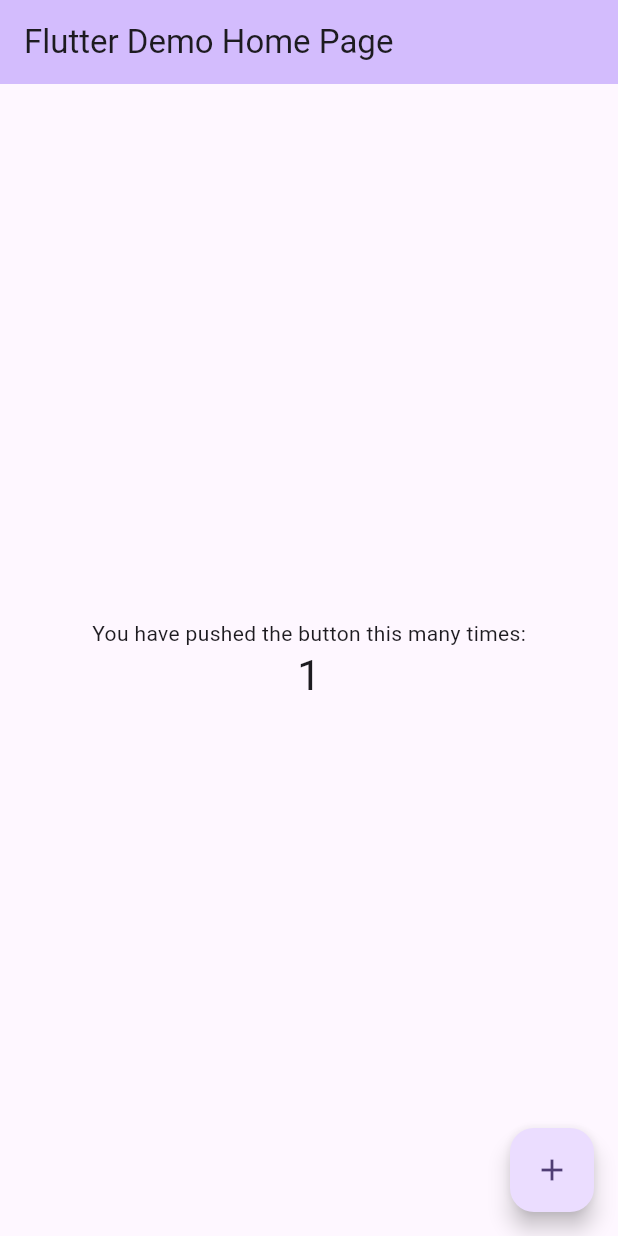
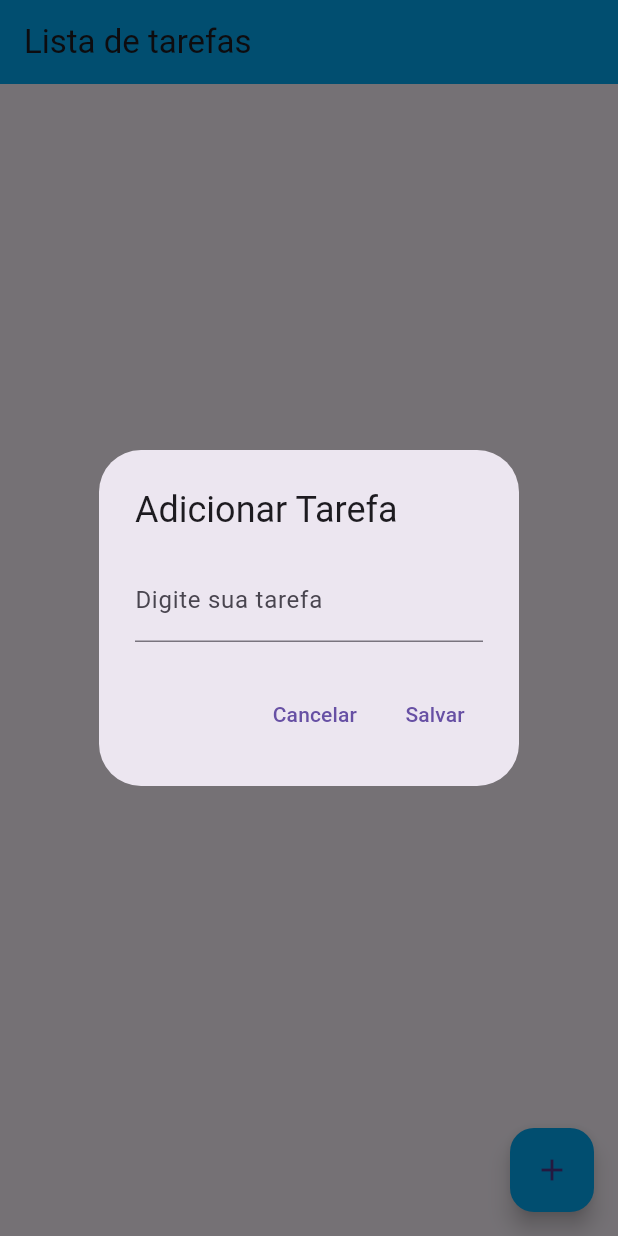
Before and after one commit to ConradoMaia/task-list, a Flutter app: the screen it shows after launch, after a tap on the "add" icon, on a phone screen of 412 x 824 dp. Run offline on Flutter 3.47's test engine with Material 3 defaults, Android fonts, the phone set to English and light mode, and no system bars.

```diff
--- /dev/null
+++ b/lib/Home.dart
@@ -0,0 +1,185 @@
+import 'package:flutter/material.dart';
+import 'package:path_provider/path_provider.dart';
+import 'dart:io';
+import 'dart:async';
+import 'dart:convert';
+
+class Home extends StatefulWidget {
+  @override
+  _HomeState createState() => _HomeState();
+}
+
+class _HomeState extends State<Home> {
+
+  List _listaTarefas = [];
+  TextEditingController _controllerTarefa = TextEditingController();
+
+  Future<File> _getFile() async {
+
+    final diretorio = await getApplicationDocumentsDirectory();
+    return File( "${diretorio.path}/dados.json" );
+
+  }
+
+  _salvarTarefa(){
+
+    String textoDigitado = _controllerTarefa.text;
+
+    Map<String, dynamic> tarefa = Map();
+    tarefa["titulo"] = textoDigitado;
+    tarefa["realizada"] = false;
+
+    setState(() {
+      _listaTarefas.add( tarefa );
+    });
+    _salvarArquivo();
+
+    _controllerTarefa.text = "";
+
+  }
+
+  _salvarArquivo() async {
+
+    var arquivo = await _getFile();
+
+    String dados = json.encode( _listaTarefas );
+    arquivo.writeAsString( dados );
+
+  }
+
+  _lerArquivo() async {
+
+    try{
+
+      final arquivo = await _getFile();
+      return arquivo.readAsString();
+
+    }catch(e){
+      return null;
+    }
+
+  }
+
+  @override
+  void initState() {
+    super.initState();
+
+    _lerArquivo().then( (dados){
+      setState(() {
+        _listaTarefas = json.decode(dados);
+      });
+    } );
+
+  }
+
+  Widget criarItemLista(context, index){
+
+
+    return Dismissible(
+        key: Key( DateTime.now().millisecondsSinceEpoch.toString() ),
+        direction: DismissDirection.endToStart,
+        onDismissed: (direction){
+
+          //Remove item da lista
+          _listaTarefas.removeAt(index);
+          _salvarArquivo();
+
+          ScaffoldMessenger.of(context).showSnackBar;
+        },
+        background: Container(
+          color: Colors.red,
+          padding: const EdgeInsets.all(16),
+          child: const Row(
+            mainAxisAlignment: MainAxisAlignment.end,
+            children: <Widget>[
+              Icon(
+                Icons.delete,
+                color: Colors.white,
+              )
+            ],
+          ),
+        ),
+        child: CheckboxListTile(
+          title: Text( _listaTarefas[index]['titulo'] ),
+          value: _listaTarefas[index]['realizada'],
+          onChanged: (valorAlterado){
+
+            setState(() {
+              _listaTarefas[index]['realizada'] = valorAlterado;
+            });
+
+            _salvarArquivo();
+
+          },
+        )
+    );
+
+  }
+
+
+  @override
+  Widget build(BuildContext context) {
+
+    //_salvarArquivo();
+    //print("itens: " + DateTime.now().millisecondsSinceEpoch.toString() );
+
+    return Scaffold(
+      appBar: AppBar(
+        title: const Text("Lista de tarefas"),
+        backgroundColor: Colors.lightBlue,
+      ),
+      floatingActionButtonLocation: FloatingActionButtonLocation.endFloat,
+      floatingActionButton: FloatingActionButton(
+          backgroundColor: Colors.lightBlue,
+          onPressed: (){
+
+            showDialog(
+                context: context,
+              builder: (context){
+
+                  return AlertDialog(
+                    title: Text("Adicionar Tarefa"),
+                    content: TextField(
+                      controller: _controllerTarefa,
+                      decoration: const InputDecoration(
+                        labelText: "Digite sua tarefa"
+                      ),
+                      onChanged: (text){
+
+                      },
+                    ),
+                    actions: <Widget>[
+                      TextButton(
+                        child: const Text("Cancelar"),
+                        onPressed: () => Navigator.pop(context) ,
+                      ),
+                      TextButton(
+                        child: const Text("Salvar"),
+                        onPressed: (){
+                          //salvar
+                          _salvarTarefa();
+                          Navigator.pop(context);
+                        },
+                      )
+                    ],
+                  );
+
+              }
+            );
+
+          },
+          child: const Icon(Icons.add)
+      ),
+      body: Column(
+        children: <Widget>[
+          Expanded(
+            child: ListView.builder(
+              itemCount: _listaTarefas.length,
+                itemBuilder: criarItemLista
+            ),
+          )
+        ],
+      ),
+    );
+  }
+}
--- a/lib/main.dart
+++ b/lib/main.dart
@@ -1,125 +1,7 @@
 import 'package:flutter/material.dart';
+import 'Home.dart';
 
-void main() {
-  runApp(const MyApp());
-}
-
-class MyApp extends StatelessWidget {
-  const MyApp({super.key});
-
-  // This widget is the root of your application.
-  @override
-  Widget build(BuildContext context) {
-    return MaterialApp(
-      title: 'Flutter Demo',
-      theme: ThemeData(
-        // This is the theme of your application.
-        //
-        // TRY THIS: Try running your application with "flutter run". You'll see
-        // the application has a purple toolbar. Then, without quitting the app,
-        // try changing the seedColor in the colorScheme below to Colors.green
-        // and then invoke "hot reload" (save your changes or press the "hot
-        // reload" button in a Flutter-supported IDE, or press "r" if you used
-        // the command line to start the app).
-        //
-        // Notice that the counter didn't reset back to zero; the application
-        // state is not lost during the reload. To reset the state, use hot
-        // restart instead.
-        //
-        // This works for code too, not just values: Most code changes can be
-        // tested with just a hot reload.
-        colorScheme: ColorScheme.fromSeed(seedColor: Colors.deepPurple),
-        useMaterial3: true,
-      ),
-      home: const MyHomePage(title: 'Flutter Demo Home Page'),
-    );
-  }
-}
-
-class MyHomePage extends StatefulWidget {
-  const MyHomePage({super.key, required this.title});
-
-  // This widget is the home page of your application. It is stateful, meaning
-  // that it has a State object (defined below) that contains fields that affect
-  // how it looks.
-
-  // This class is the configuration for the state. It holds the values (in this
-  // case the title) provided by the parent (in this case the App widget) and
-  // used by the build method of the State. Fields in a Widget subclass are
-  // always marked "final".
-
-  final String title;
-
-  @override
-  State<MyHomePage> createState() => _MyHomePageState();
-}
-
-class _MyHomePageState extends State<MyHomePage> {
-  int _counter = 0;
-
-  void _incrementCounter() {
-    setState(() {
-      // This call to setState tells the Flutter framework that something has
-      // changed in this State, which causes it to rerun the build method below
-      // so that the display can reflect the updated values. If we changed
-      // _counter without calling setState(), then the build method would not be
-      // called again, and so nothing would appear to happen.
-      _counter++;
-    });
-  }
-
-  @override
-  Widget build(BuildContext context) {
-    // This method is rerun every time setState is called, for instance as done
-    // by the _incrementCounter method above.
-    //
-    // The Flutter framework has been optimized to make rerunning build methods
-    // fast, so that you can just rebuild anything that needs updating rather
-    // than having to individually change instances of widgets.
-    return Scaffold(
-      appBar: AppBar(
-        // TRY THIS: Try changing the color here to a specific color (to
-        // Colors.amber, perhaps?) and trigger a hot reload to see the AppBar
-        // change color while the other colors stay the same.
-        backgroundColor: Theme.of(context).colorScheme.inversePrimary,
-        // Here we take the value from the MyHomePage object that was created by
-        // the App.build method, and use it to set our appbar title.
-        title: Text(widget.title),
-      ),
-      body: Center(
-        // Center is a layout widget. It takes a single child and positions it
-        // in the middle of the parent.
-        child: Column(
-          // Column is also a layout widget. It takes a list of children and
-          // arranges them vertically. By default, it sizes itself to fit its
-          // children horizontally, and tries to be as tall as its parent.
-          //
-          // Column has various properties to control how it sizes itself and
-          // how it positions its children. Here we use mainAxisAlignment to
-          // center the children vertically; the main axis here is the vertical
-          // axis because Columns are vertical (the cross axis would be
-          // horizontal).
-          //
-          // TRY THIS: Invoke "debug painting" (choose the "Toggle Debug Paint"
-          // action in the IDE, or press "p" in the console), to see the
-          // wireframe for each widget.
-          mainAxisAlignment: MainAxisAlignment.center,
-          children: <Widget>[
-            const Text(
-              'You have pushed the button this many times:',
-            ),
-            Text(
-              '$_counter',
-              style: Theme.of(context).textTheme.headlineMedium,
-            ),
-          ],
-        ),
-      ),
-      floatingActionButton: FloatingActionButton(
-        onPressed: _incrementCounter,
-        tooltip: 'Increment',
-        child: const Icon(Icons.add),
-      ), // This trailing comma makes auto-formatting nicer for build methods.
-    );
-  }
-}
+void main() => runApp(MaterialApp(
+  home: Home(),
+  debugShowCheckedModeBanner: false,
+));
```
